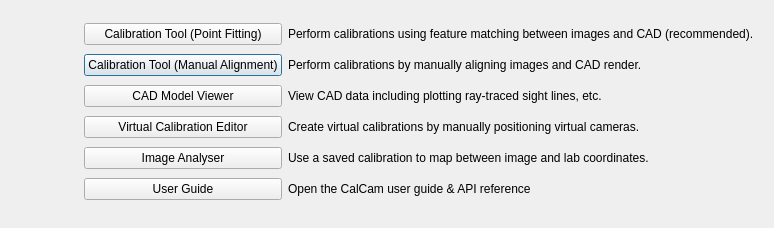
This is calcam/ui/launcher.ui in euratom-software/calcam as Qt 5 draws it before an edit. The edited form follows.
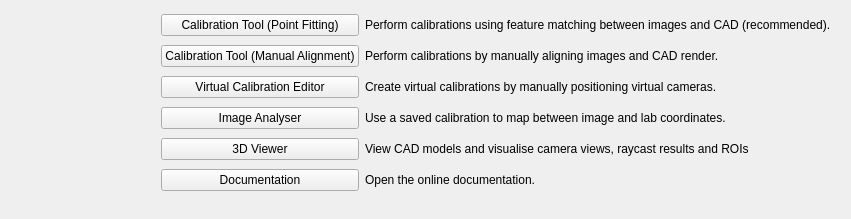
This is the edited form.

The edit to the form file:
```diff
--- a/calcam/ui/launcher.ui
+++ b/calcam/ui/launcher.ui
@@ -6,8 +6,8 @@
    <rect>
     <x>0</x>
     <y>0</y>
-    <width>774</width>
-    <height>228</height>
+    <width>851</width>
+    <height>219</height>
    </rect>
   </property>
   <property name="sizePolicy">
@@ -17,7 +17,7 @@
    </sizepolicy>
   </property>
   <property name="windowTitle">
-   <string>CalCam Launcher</string>
+   <string>CalCam</string>
   </property>
   <layout class="QHBoxLayout" name="horizontalLayout">
    <item>
@@ -36,31 +36,43 @@
       <enum>QFrame::Raised</enum>
      </property>
      <layout class="QGridLayout" name="gridLayout_2">
+      <property name="topMargin">
+       <number>0</number>
+      </property>
       <item row="1" column="1">
        <widget class="QPushButton" name="alignment_calib_button">
         <property name="text">
          <string>Calibration Tool (Manual Alignment)</string>
         </property>
+        <property name="autoDefault">
+         <bool>false</bool>
+        </property>
        </widget>
       </item>
-      <item row="4" column="3">
-       <widget class="QLabel" name="label_3">
+      <item row="7" column="3">
+       <widget class="QLabel" name="label_4">
         <property name="text">
-         <string>Create virtual calibrations by manually positioning virtual cameras.</string>
+         <string>Open the online documentation.</string>
         </property>
        </widget>
       </item>
-      <item row="2" column="1">
-       <widget class="QPushButton" name="cad_viewer_button">
+      <item row="5" column="1">
+       <widget class="QPushButton" name="image_analysis_button">
         <property name="text">
-         <string>CAD Model Viewer</string>
+         <string>Image Analyser</string>
         </property>
+        <property name="autoDefault">
+         <bool>false</bool>
+        </property>
        </widget>
       </item>
-      <item row="1" column="3">
-       <widget class="QLabel" name="label_5">
+      <item row="7" column="1">
+       <widget class="QPushButton" name="userguide_button">
         <property name="text">
-         <string>Perform calibrations by manually aligning images and CAD render.</string>
+         <string>Documentation</string>
+        </property>
+        <property name="autoDefault">
+         <bool>false</bool>
         </property>
        </widget>
       </item>
@@ -71,31 +83,10 @@
         </property>
        </widget>
       </item>
-      <item row="6" column="3">
-       <widget class="QLabel" name="label_4">
+      <item row="1" column="3">
+       <widget class="QLabel" name="label_5">
         <property name="text">
-         <string>Open the CalCam user guide &amp; API reference</string>
-        </property>
-       </widget>
-      </item>
-      <item row="6" column="1">
-       <widget class="QPushButton" name="userguide_button">
-        <property name="text">
-         <string>User Guide</string>
-        </property>
-       </widget>
-      </item>
-      <item row="0" column="1">
-       <widget class="QPushButton" name="calcam_button">
-        <property name="text">
-         <string>Calibration Tool (Point Fitting)</string>
-        </property>
-       </widget>
-      </item>
-      <item row="2" column="3">
-       <widget class="QLabel" name="label_2">
-        <property name="text">
-         <string>View CAD data including plotting ray-traced sight lines, etc.</string>
+         <string>Perform calibrations by manually aligning images and CAD render.</string>
         </property>
        </widget>
       </item>
@@ -104,6 +95,9 @@
         <property name="text">
          <string>Virtual Calibration Editor</string>
         </property>
+        <property name="autoDefault">
+         <bool>false</bool>
+        </property>
        </widget>
       </item>
       <item row="5" column="3">
@@ -113,10 +107,37 @@
         </property>
        </widget>
       </item>
-      <item row="5" column="1">
-       <widget class="QPushButton" name="image_analysis_button">
+      <item row="0" column="1">
+       <widget class="QPushButton" name="calcam_button">
         <property name="text">
-         <string>Image Analyser</string>
+         <string>Calibration Tool (Point Fitting)</string>
+        </property>
+        <property name="autoDefault">
+         <bool>false</bool>
+        </property>
+       </widget>
+      </item>
+      <item row="4" column="3">
+       <widget class="QLabel" name="label_3">
+        <property name="text">
+         <string>Create virtual calibrations by manually positioning virtual cameras.</string>
+        </property>
+       </widget>
+      </item>
+      <item row="6" column="1">
+       <widget class="QPushButton" name="cad_viewer_button">
+        <property name="text">
+         <string>3D Viewer</string>
+        </property>
+        <property name="autoDefault">
+         <bool>false</bool>
+        </property>
+       </widget>
+      </item>
+      <item row="6" column="3">
+       <widget class="QLabel" name="label_2">
+        <property name="text">
+         <string>View CAD models and visualise camera views, raycast results and ROIs</string>
         </property>
        </widget>
       </item>
```
